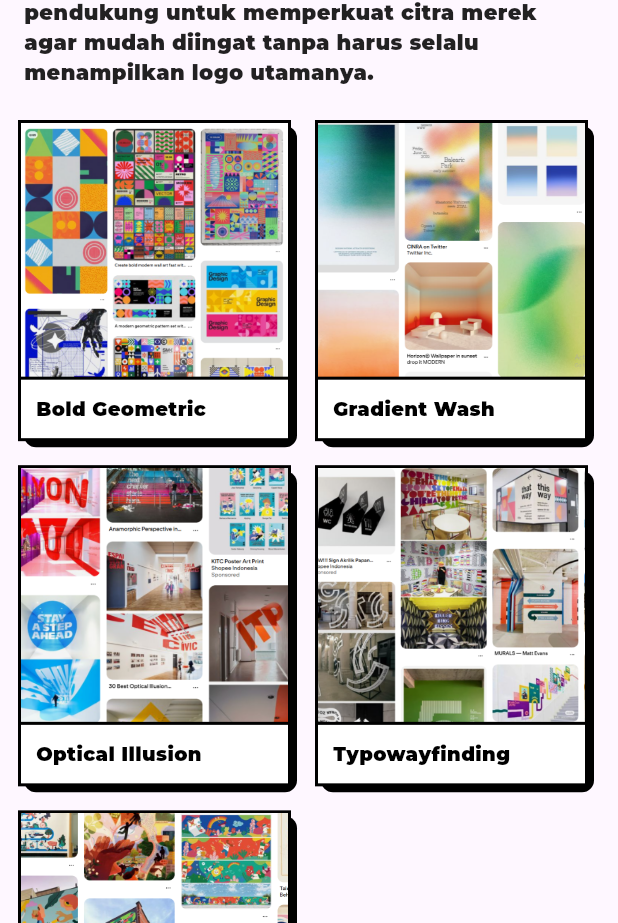
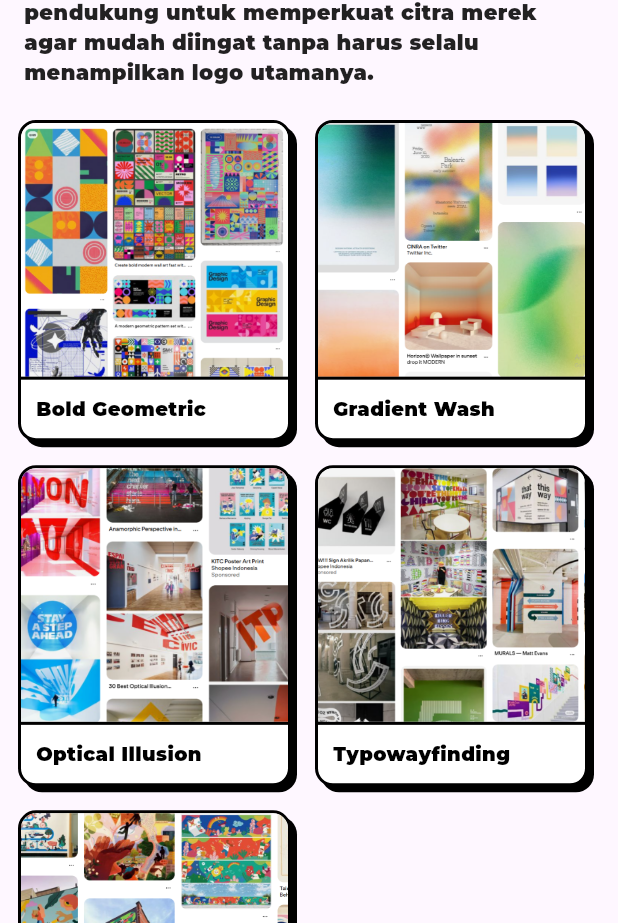
Before and after one commit to halojeje/ran.idea, a Flutter app: the Katalogsgpage widget shown alone on an empty page, opened directly, on a phone screen of 412 x 824 dp. Shown: the part 147-1070 px from the top of the screen. Run offline on Flutter 3.47's test engine with Material 3 defaults, Android fonts, the light colour scheme and no system bars; our stand-ins replace confetti, google_fonts, image_picker, shared_preferences, sqflite; accounts and stored records are empty.

Commit message:
Update katalogsgpage.dart

```diff
--- a/lib/day_20/views/katalogsgpage.dart
+++ b/lib/day_20/views/katalogsgpage.dart
@@ -48,7 +48,7 @@ class Katalogsgpage extends StatelessWidget {
 
         SizedBox(height: 10),
 
-        // Grid Card yang dibungkus Expanded agar scrollable
+        // Grid Card yang dibungkus Expanded agar scrollable //
         Expanded(
           child: GridView.builder(
             padding: const EdgeInsets.all(16),
@@ -73,19 +73,24 @@ class Katalogsgpage extends StatelessWidget {
     return Container(
       decoration: BoxDecoration(
         color: Colors.black,
-        borderRadius: BorderRadius.circular(8),
+        borderRadius: BorderRadius.circular(12),
       ),
       child: Transform.translate(
         offset: const Offset(-4, -4),
         child: Container(
           decoration: BoxDecoration(
             color: Colors.white,
+            borderRadius: BorderRadius.circular(12),
             border: Border.all(color: Colors.black, width: 2),
           ),
           child: Column(
             crossAxisAlignment: CrossAxisAlignment.start,
             children: [
               Expanded(
+                child: ClipRRect(
+                  borderRadius: const BorderRadius.vertical(
+                    top: Radius.circular(10),
+                  ),
                   child: Image.asset(
                     imagePath,
                     width: double.infinity,
@@ -93,6 +98,7 @@ class Katalogsgpage extends StatelessWidget {
                     errorBuilder: (context, error, stackTrace) => Container(
                       color: Colors.grey[200],
                       child: const Icon(Icons.image, color: Colors.grey),
+                    ),
                   ),
                 ),
               ),
```
Lines whose indentation alone changed are shown as unchanged.
